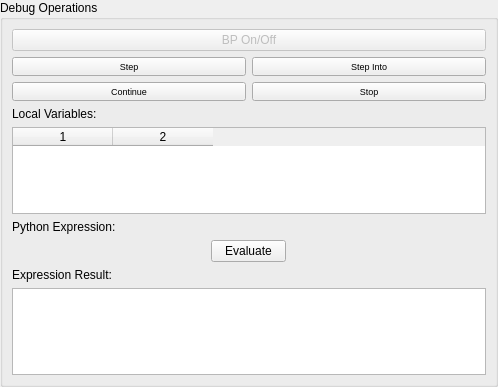
This is origame/gui/debugging/ui_files/ops_panel.ui in DND-DRDC-RDDC/OS_ORIGAME as Qt 5 draws it before an edit. The edited form follows.
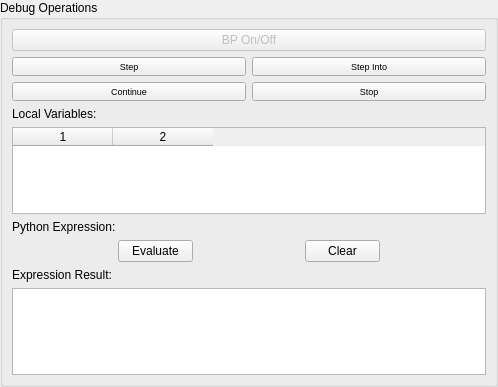
This is the edited form.

Commit message: add clear button

Diff of the .ui file:
```diff
--- a/origame/gui/debugging/ui_files/ops_panel.ui
+++ b/origame/gui/debugging/ui_files/ops_panel.ui
@@ -229,6 +229,25 @@
           </property>
          </widget>
         </item>
+        <item>
+         <widget class="QPushButton" name="clear_button">
+          <property name="minimumSize">
+           <size>
+            <width>75</width>
+            <height>0</height>
+           </size>
+          </property>
+          <property name="maximumSize">
+           <size>
+            <width>50</width>
+            <height>16777215</height>
+           </size>
+          </property>
+          <property name="text">
+           <string>Clear</string>
+          </property>
+         </widget>
+        </item>
        </layout>
       </item>
       <item>
```
The commit also changes 2 other files.
